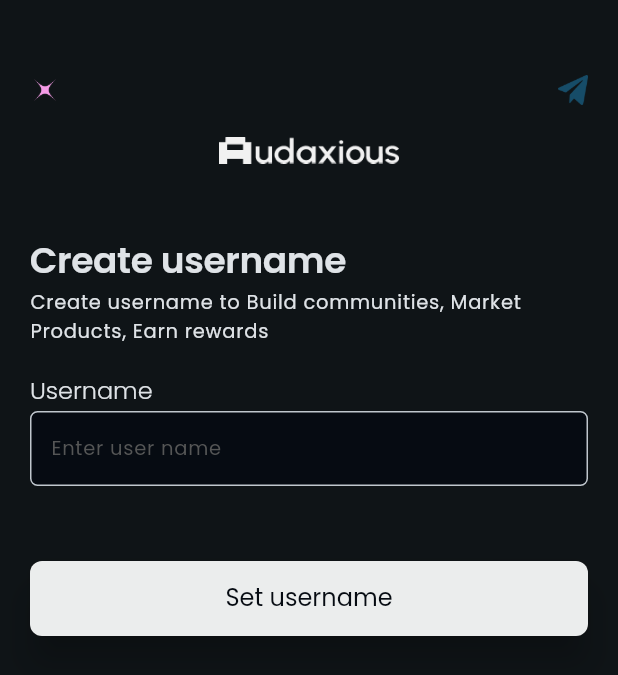
After one commit to AudaXious/adx-engagement-app, a Flutter app: the SetUsernameScreen screen opened by its route, on a phone screen of 412 x 824 dp. The commit adds this screen. Shown: the top 675 px of the screen. Run offline on Flutter 3.47's test engine with Material 3 defaults, Android fonts, the phone set to English and light mode, and no system bars; our stand-ins replace auto_route, cached_network_image, chips_choice, dio, flutter_hooks, flutter_riverpod and 4 more; accounts and stored records are empty.

Commit message:
set username screen

```diff
--- a/lib/core/routes/app_router.dart
+++ b/lib/core/routes/app_router.dart
@@ -2,8 +2,9 @@ import 'package:auto_route/auto_route.dart';
 import 'package:flutter/cupertino.dart';
 
 import '../../domain/models/feed.dart';
-import '../../presentation/screens/auth/LoginScreen.dart';
+import '../../presentation/screens/auth/login_screen.dart';
 import '../../presentation/screens/auth/otp_screen.dart';
+import '../../presentation/screens/auth/set_username_screen.dart';
 import '../../presentation/screens/community/create_community_screen.dart';
 import '../../presentation/screens/intro/on_boarding_screen.dart';
 import '../../presentation/screens/main/bottom_bar.dart';
@@ -25,6 +26,7 @@ class AppRouter extends _$AppRouter {
     //Auth
     AutoRoute(page: LoginRoute.page),
     AutoRoute(page: OTPRoute.page),
+    AutoRoute(page: SetUsernameRoute.page),
 
     //Bottom nav
     AutoRoute(
--- a/lib/presentation/screens/auth/otp_screen.dart
+++ b/lib/presentation/screens/auth/otp_screen.dart
@@ -1,6 +1,6 @@
+import 'package:audaxious/core/routes/app_router.dart';
 import 'package:audaxious/core/utils/theme/dark_theme.dart';
 import 'package:audaxious/presentation/widgets/buttons/primary_button.dart';
-import 'package:audaxious/presentation/widgets/buttons/secondary_button.dart';
 import 'package:auto_route/auto_route.dart';
 import 'package:flutter/material.dart';
 import 'package:auto_route/annotations.dart';
@@ -77,7 +77,8 @@ class _OTPScreenState extends State<OTPScreen> {
                   )
               ),
               onCompleted: (pin) async {
-              },
+                context.router.navigate(SetUsernameRoute());
+                },
             ),
             const Gap(40),
             Row(
--- /dev/null
+++ b/lib/presentation/screens/auth/set_username_screen.dart
@@ -0,0 +1,72 @@
+import 'package:audaxious/core/routes/app_router.dart';
+import 'package:audaxious/presentation/widgets/buttons/primary_button.dart';
+import 'package:audaxious/presentation/widgets/buttons/secondary_button.dart';
+import 'package:auto_route/annotations.dart';
+import 'package:auto_route/auto_route.dart';
+import 'package:flutter/material.dart';
+import 'package:gap/gap.dart';
+
+import '../../../core/utils/view_utils.dart';
+
+@RoutePage()
+class SetUsernameScreen extends StatelessWidget {
+  SetUsernameScreen({super.key});
+
+  final TextEditingController _emailController = TextEditingController();
+
+  @override
+  Widget build(BuildContext context) {
+    return Scaffold(
+      body: SingleChildScrollView(
+        padding: const EdgeInsets.only(left: 20, right: 20, top: 50),
+        child: Column(
+          crossAxisAlignment: CrossAxisAlignment.start,
+          children: [
+            Row(
+              mainAxisAlignment: MainAxisAlignment.spaceBetween,
+              children: [
+                Image.asset("assets/images/pink_star.png", height: 20, width: 20),
+                Image.asset("assets/images/telegram.png", height: 20, width: 20),
+              ],
+            ),
+            const Gap(20),
+            Row(
+              mainAxisAlignment: MainAxisAlignment.center,
+              children: [
+                Image.asset("assets/images/audaxious_name_logo.png", width: 120, height: 20),
+              ],
+            ),
+            const Gap(50),
+            Text(
+              "Create username",
+              style: Theme.of(context).textTheme.displayLarge,
+            ),
+            const Gap(5),
+            Text(
+              "Create username to Build communities, Market Products, Earn rewards",
+              style: Theme.of(context).textTheme.bodyLarge,
+            ),
+            const Gap(20),
+            Text(
+              "Username",
+              style: Theme.of(context).textTheme.headlineMedium,
+            ),
+            const Gap(3),
+            TextField(
+              controller: _emailController,
+              decoration: primaryTextFormFieldDecoration(labelText: 'Enter user name'),
+            ),
+            const Gap(50),
+            SecondaryButton(
+                onPressed: () {
+                  context.router.replaceAll([const BottomBarRoute()]);
+                },
+                buttonText: "Set username"
+            )
+
+          ],
+        ),
+      ),
+    );
+  }
+}
```
Also changed, not shown: lib/core/routes/app_router.gr.dart, lib/presentation/screens/auth/login_screen.dart (renamed from lib/presentation/screens/auth/LoginScreen.dart).
